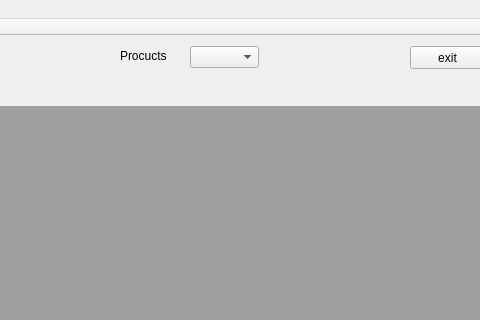
This is mainwindow.ui in AndyHudsonDev/CryptoUI as Qt 5 draws it before an edit; both pictures show x 550 to 1030 and y 0 to 320 of the 1336 by 753 pixel window. The edited form follows.
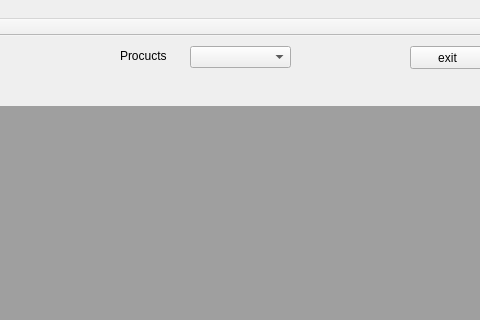
This is the edited form.

```diff
--- a/mainwindow.ui
+++ b/mainwindow.ui
@@ -84,7 +84,7 @@
      <rect>
       <x>740</x>
       <y>10</y>
-      <width>69</width>
+      <width>101</width>
       <height>22</height>
      </rect>
     </property>
```
